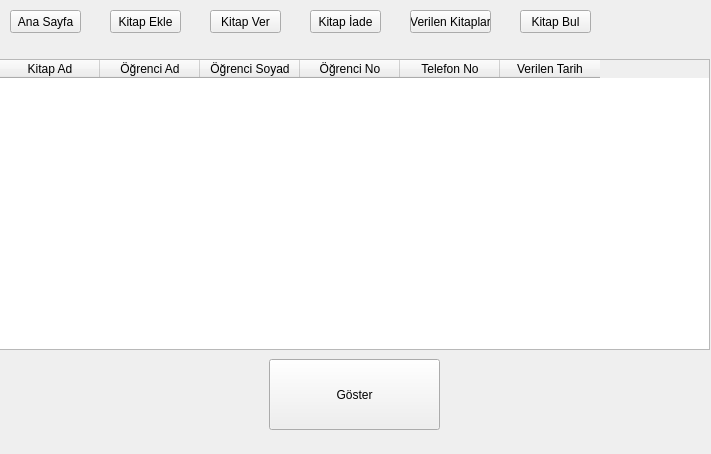
First picture: the form in library.ui, repository taydastahsin/APP-Library, before the edit.
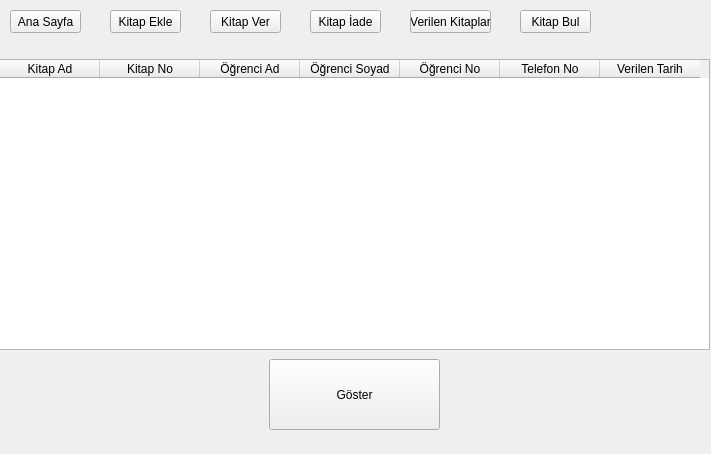
Second picture: the form after the edit. The open tabs and pages were chosen to show the change.

Patch:
```diff
--- a/library.ui
+++ b/library.ui
@@ -552,6 +552,11 @@
         <string>Kitap Ad</string>
        </property>
       </column>
+      <column>
+       <property name="text">
+        <string>Kitap No</string>
+       </property>
+      </column>
       <column>
        <property name="text">
         <string>Öğrenci Ad</string>
```
Left out of the diff: 2 changed lines with no effect on the pictures.
